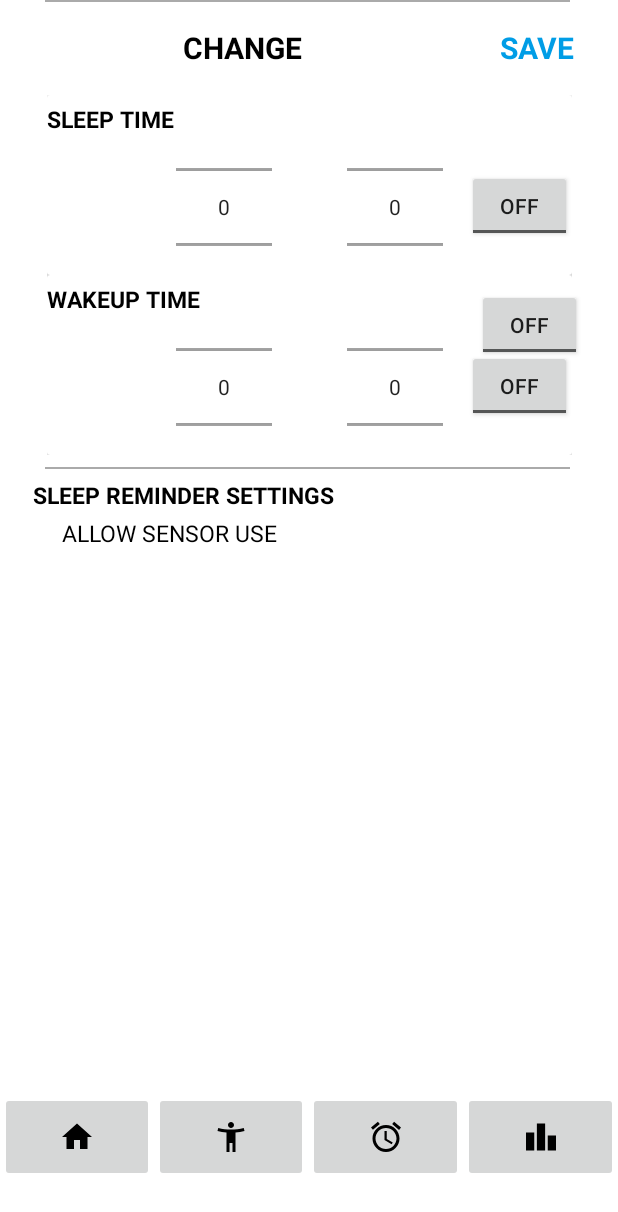
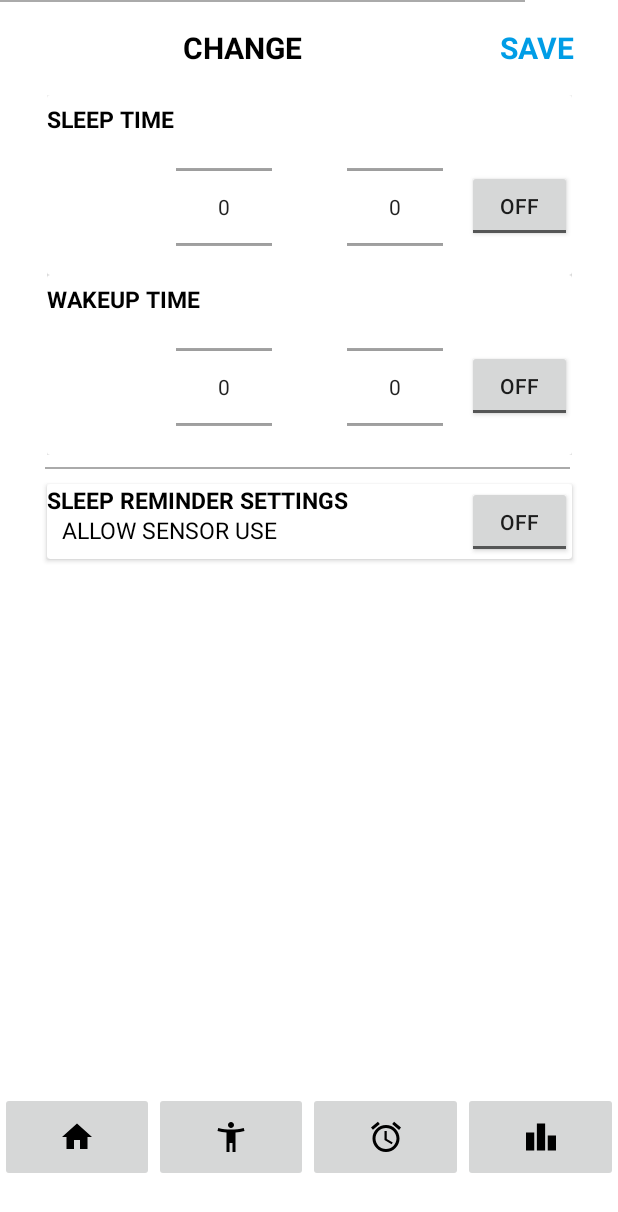
Before and after one commit to kiracus/wellness_studio, an Android app: the layout activity_change_alarm_time.xml on its own in the app's theme, with its tools: preview values and no code run, on a phone screen of 412 x 824 dp. Shown: the top 1212 px of the screen. Run offline under Robolectric (Android 15) with nearby library versions, the phone set to English and light mode, and no system bars.

Commit message:
update alarm setting

```diff
--- a/app/src/main/AndroidManifest.xml
+++ b/app/src/main/AndroidManifest.xml
@@ -53,6 +53,9 @@
             </intent-filter>
         </activity>
 
+        <activity android:name=".AlarmSetting">
+
+        </activity>
         <receiver android:name=".lightExercises.AlarmReceiver" />
     </application>
 
--- a/app/src/main/res/layout/activity_change_alarm_time.xml
+++ b/app/src/main/res/layout/activity_change_alarm_time.xml
@@ -170,32 +170,46 @@
         app:layout_constraintTop_toBottomOf="@+id/alarm_time_change_layout" />
 
 
+    <androidx.cardview.widget.CardView
+        android:id="@+id/sensor_cardView"
+        android:layout_width="350dp"
+        android:layout_height="50dp"
+        android:layout_gravity="center_horizontal"
+
+        app:layout_constraintBottom_toBottomOf="parent"
+        app:layout_constraintEnd_toEndOf="parent"
+        app:layout_constraintStart_toStartOf="parent"
+        app:layout_constraintTop_toTopOf="@+id/separate_line"
+        app:layout_constraintVertical_bias="0.024">
+
         <TextView
             android:id="@+id/sleep_reminder_title_TV"
             android:layout_width="wrap_content"
             android:layout_height="wrap_content"
-        android:layout_marginTop="16dp"
             android:text="@string/sleep_reminder_title"
             android:textColor="@color/black"
             android:textSize="15sp"
-        android:textStyle="bold"
-        app:layout_constraintEnd_toEndOf="parent"
-        app:layout_constraintHorizontal_bias="0.105"
-        app:layout_constraintStart_toStartOf="parent"
-        app:layout_constraintTop_toBottomOf="@+id/alarm_time_change_layout" />
+            android:textStyle="bold" />
 
         <TextView
             android:id="@+id/sleep_sensor_allow_use"
             android:layout_width="wrap_content"
             android:layout_height="wrap_content"
-        android:layout_marginTop="4dp"
+            android:layout_marginLeft="10dp"
+            android:layout_marginTop="20dp"
             android:text="@string/allow_sensor_use_TV"
             android:textColor="@color/black"
-        android:textSize="15sp"
-        app:layout_constraintEnd_toEndOf="parent"
-        app:layout_constraintHorizontal_bias="0.153"
-        app:layout_constraintStart_toStartOf="parent"
-        app:layout_constraintTop_toBottomOf="@+id/sleep_reminder_title_TV" />
+            android:textSize="15sp" />
+
+        <ToggleButton
+            android:id="@+id/sensor_on_off"
+            android:layout_width="70dp"
+            android:layout_height="wrap_content"
+            android:layout_marginLeft="280dp"
+            android:layout_marginTop="1dp" />
+
+
+    </androidx.cardview.widget.CardView>
 
     <View
         android:id="@+id/separate_line_second"
@@ -203,21 +217,9 @@
         android:layout_height="1dp"
         android:background="@android:color/darker_gray"
         android:textAlignment="center"
-        app:layout_constraintEnd_toEndOf="parent"
-        app:layout_constraintHorizontal_bias="0.488"
-        app:layout_constraintStart_toStartOf="parent"
-        tools:layout_editor_absoluteY="372dp" />
-
-    <ToggleButton
-        android:id="@+id/sensor_on_off"
-        android:layout_width="70dp"
-        android:layout_height="wrap_content"
-        app:layout_constraintBottom_toTopOf="@+id/separate_line_second"
-        app:layout_constraintEnd_toEndOf="parent"
-        app:layout_constraintHorizontal_bias="0.796"
-        app:layout_constraintStart_toEndOf="@+id/sleep_reminder_title_TV"
-        app:layout_constraintTop_toBottomOf="@+id/separate_line"
-        app:layout_constraintVertical_bias="0.333" />
+        tools:ignore="MissingConstraints"
+        tools:layout_editor_absoluteX="30dp"
+        tools:layout_editor_absoluteY="381dp" />
 
     <LinearLayout
         android:id="@+id/bottom_buttons"
--- a/app/src/main/res/values/strings.xml
+++ b/app/src/main/res/values/strings.xml
@@ -8,7 +8,7 @@
     <string name="hours_display_TV">-</string>
     <string name="wakeup_alarm_text">WAKE UP</string>
     <string name="sleep_alarm_text">SLEEP</string>
-    <string name="alarm_on_TV">ALARM ON</string>
+    <string name="alarm_on_TV">ALARM OFF</string>
 
 
     <string name="change_alarm_tv">CHANGE</string>
```
Also changed, not shown: app/src/main/java/edu/neu/madcourse/wellness_studio/Alarm.java (added, +26 -0 lines), app/src/main/java/edu/neu/madcourse/wellness_studio/AlarmSetting.java (+39 -1 lines), app/src/main/java/edu/neu/madcourse/wellness_studio/WakeupSleepGoal.java (+83 -7 lines). Lines whose indentation alone changed are shown as unchanged.
